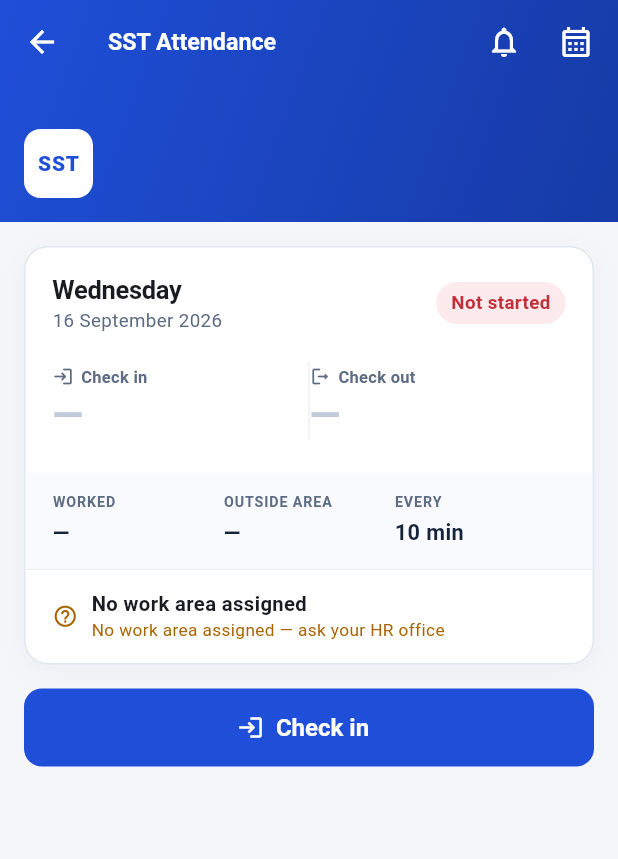
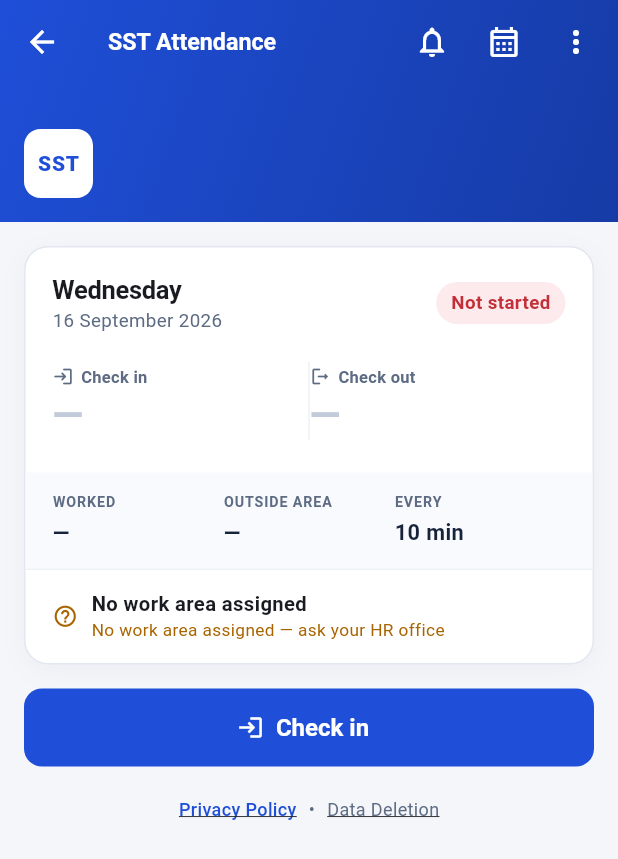
Before and after one commit to Junaid5412/Smartstep_Attendance, a Flutter app: the HomeScreen screen opened directly with empty values, on a phone screen of 412 x 824 dp. Shown: the top 859 px of the screen. Run offline on Flutter 3.47's test engine with Material 3 defaults, Android fonts, the phone set to English and light mode, and no system bars; our stand-ins replace flutter_map, flutter_secure_storage, geolocator, image_picker, latlong2, package_info_plus and 2 more; missing offline and left inert: pmtiles, vector_map_tiles, vector_map_tiles_pmtiles, vector_tile_renderer; accounts and stored records are empty.

Commit message:
Add Privacy Policy links post-login and prevent instant permission popups on screen load

```diff
--- a/APK/lib/screens/history_screen.dart
+++ b/APK/lib/screens/history_screen.dart
@@ -2,6 +2,7 @@ import 'package:flutter/material.dart';
 import 'package:intl/intl.dart';
 
 import '../core/api.dart';
+import '../core/native.dart';
 import '../core/session.dart';
 import '../core/theme.dart';
 
@@ -81,7 +82,19 @@ class _HistoryScreenState extends State<HistoryScreen> {
         _month.month == DateTime.now().month;
 
     return Scaffold(
-      appBar: AppBar(title: const Text('My attendance')),
+      appBar: AppBar(
+        title: const Text('My attendance'),
+        actions: [
+          IconButton(
+            tooltip: 'Privacy Policy',
+            icon: const Icon(Icons.privacy_tip_outlined),
+            onPressed: () {
+              final base = widget.session.baseUrl.replaceAll('/api/v1', '');
+              Native.openUrl('$base/privacy-policy.php');
+            },
+          ),
+        ],
+      ),
       body: Column(
         children: [
           Container(
--- a/APK/lib/screens/home_screen.dart
+++ b/APK/lib/screens/home_screen.dart
@@ -442,6 +442,8 @@ class _HomeScreenState extends State<HomeScreen> with WidgetsBindingObserver {
                         // a button, which is a worse experience than silence.
                         _todayCard(),
                         _actionButton(),
+                        const SizedBox(height: 20),
+                        _footerLinks(session),
                       ]),
                     ),
                   ),
@@ -480,13 +482,40 @@ class _HomeScreenState extends State<HomeScreen> with WidgetsBindingObserver {
             ),
           ),
         ),
-        // No sign-out button, deliberately.
-        //
-        // Signing out stops tracking and leaves the day half-recorded, and an employee
-        // has no use for it: the device is bound to their account, so there is nobody
-        // else who could sign in on this phone. Releasing a device is an administrator's
-        // action, from the panel. _confirmSignOut is kept for that path and for a
-        // session the server has already killed.
+        PopupMenuButton<String>(
+          icon: const Icon(Icons.more_vert, color: Colors.white),
+          tooltip: 'Options',
+          onSelected: (value) {
+            final base = session.baseUrl.replaceAll('/api/v1', '');
+            if (value == 'privacy') {
+              Native.openUrl('$base/privacy-policy.php');
+            } else if (value == 'deletion') {
+              Native.openUrl('$base/data-deletion.php');
+            }
+          },
+          itemBuilder: (_) => [
+            const PopupMenuItem(
+              value: 'privacy',
+              child: Row(
+                children: [
+                  Icon(Icons.privacy_tip_outlined, size: 20, color: AppTheme.ink),
+                  SizedBox(width: 10),
+                  Text('Privacy Policy'),
+                ],
+              ),
+            ),
+            const PopupMenuItem(
+              value: 'deletion',
+              child: Row(
+                children: [
+                  Icon(Icons.delete_outline, size: 20, color: AppTheme.ink),
+                  SizedBox(width: 10),
+                  Text('Data Deletion'),
+                ],
+              ),
+            ),
+          ],
+        ),
         const SizedBox(width: 4),
       ],
       // Collapses to just the company name, so the pinned bar stays usable.
@@ -1439,6 +1468,47 @@ class _HomeScreenState extends State<HomeScreen> with WidgetsBindingObserver {
     );
   }
 
+  Widget _footerLinks(Session session) {
+    return Center(
+      child: Wrap(
+        alignment: WrapAlignment.center,
+        crossAxisAlignment: WrapCrossAlignment.center,
+        spacing: 8,
+        children: [
+          InkWell(
+            onTap: () {
+              final base = session.baseUrl.replaceAll('/api/v1', '');
+              Native.openUrl('$base/privacy-policy.php');
+            },
+            child: const Text(
+              'Privacy Policy',
+              style: TextStyle(
+                fontSize: 12,
+                color: AppTheme.brand,
+                fontWeight: FontWeight.w500,
+                decoration: TextDecoration.underline,
+              ),
+            ),
+          ),
+          const Text('•', style: TextStyle(fontSize: 12, color: AppTheme.inkSoft)),
+          InkWell(
+            onTap: () {
+              final base = session.baseUrl.replaceAll('/api/v1', '');
+              Native.openUrl('$base/data-deletion.php');
+            },
+            child: const Text(
+              'Data Deletion',
+              style: TextStyle(
+                fontSize: 12,
+                color: AppTheme.inkSoft,
+                decoration: TextDecoration.underline,
+              ),
+            ),
+          ),
+        ],
+      ),
+    );
+  }
 
   Future<void> _openReason(int eventId, [String? summary]) async {
     final submitted = await Navigator.of(context).push<bool>(
```
Also changed, not shown: APK/lib/screens/permissions_screen.dart (+19 -77 lines).
